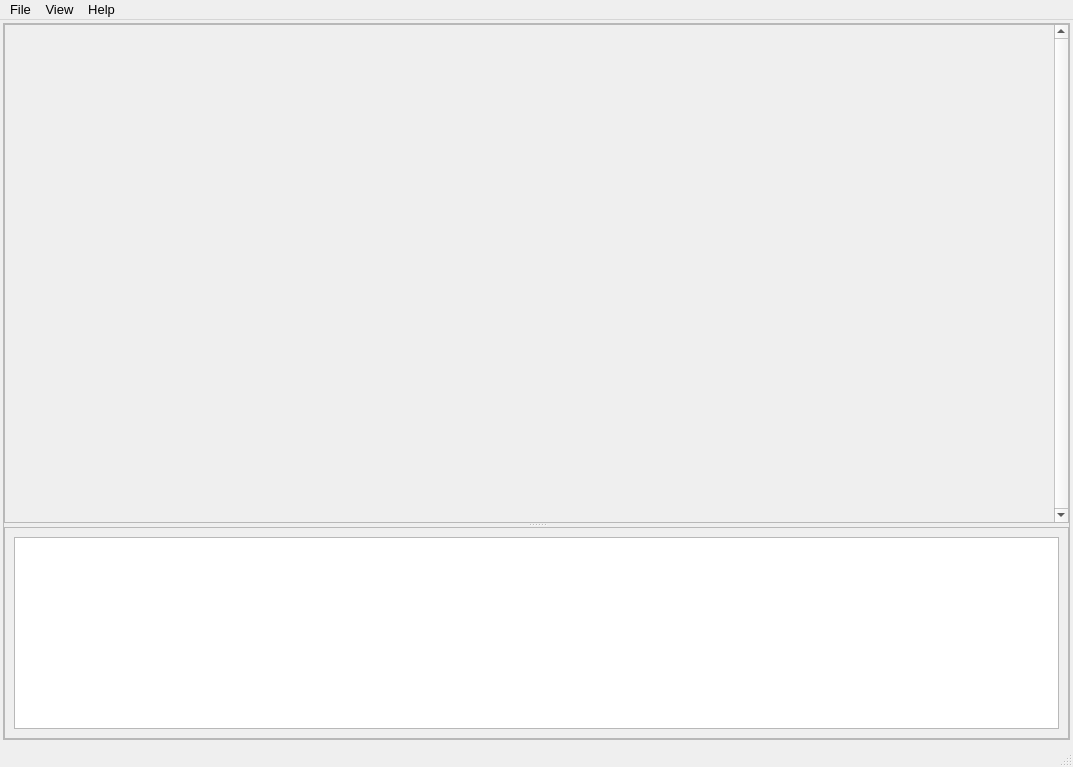
Before: the Qt Designer form LoggerPlotterPy.ui in salinsalins/LoggerPlotterPy, drawn with Qt 5.
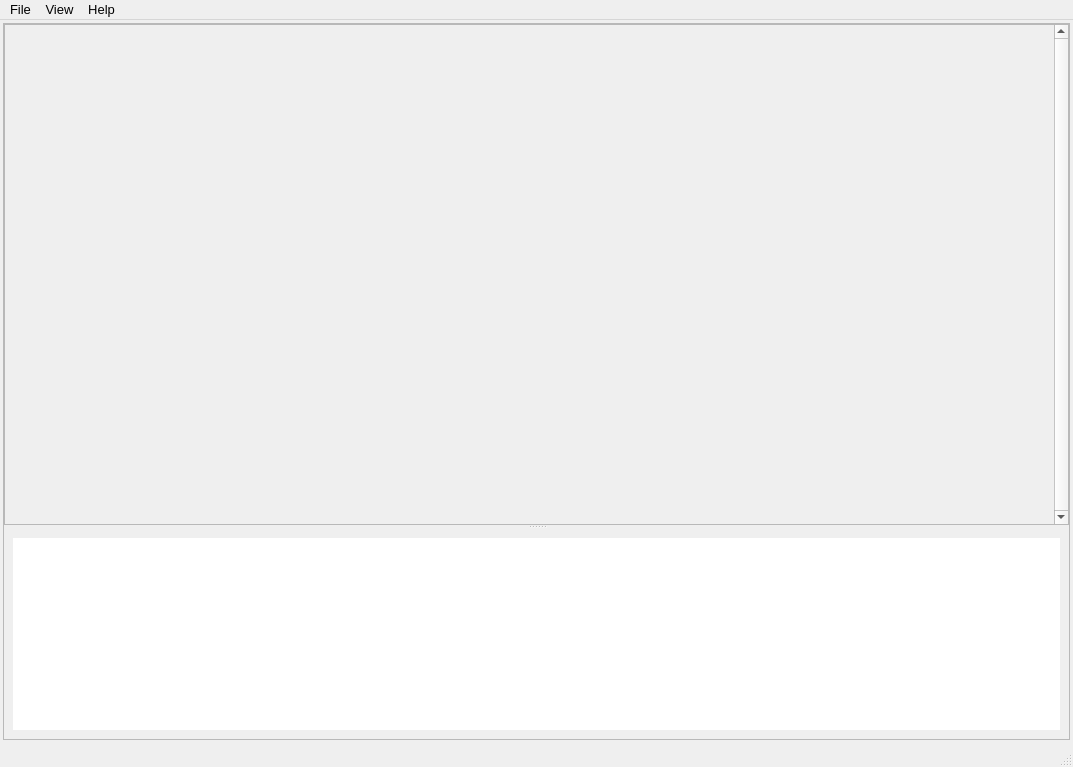
After: the same form once the commit is applied. Icons and pictures are not drawn.

Diff of the .ui file:
```diff
--- a/LoggerPlotterPy.ui
+++ b/LoggerPlotterPy.ui
@@ -156,8 +156,8 @@
                       <rect>
                        <x>0</x>
                        <y>0</y>
-                       <width>1046</width>
-                       <height>456</height>
+                       <width>1037</width>
+                       <height>466</height>
                       </rect>
                      </property>
                      <property name="sizePolicy">
@@ -192,6 +192,9 @@
                       <verstretch>0</verstretch>
                      </sizepolicy>
                     </property>
+                    <property name="frameShape">
+                     <enum>QFrame::NoFrame</enum>
+                    </property>
                     <property name="widgetResizable">
                      <bool>true</bool>
                     </property>
@@ -200,8 +203,8 @@
                       <rect>
                        <x>0</x>
                        <y>0</y>
-                       <width>1063</width>
-                       <height>210</height>
+                       <width>1065</width>
+                       <height>220</height>
                       </rect>
                      </property>
                      <property name="sizePolicy">
@@ -221,6 +224,21 @@
                         <property name="locale">
                          <locale language="English" country="UnitedStates"/>
                         </property>
+                        <property name="frameShape">
+                         <enum>QFrame::NoFrame</enum>
+                        </property>
+                        <property name="editTriggers">
+                         <set>QAbstractItemView::NoEditTriggers</set>
+                        </property>
+                        <property name="tabKeyNavigation">
+                         <bool>false</bool>
+                        </property>
+                        <property name="showDropIndicator" stdset="0">
+                         <bool>false</bool>
+                        </property>
+                        <property name="dragDropOverwriteMode">
+                         <bool>false</bool>
+                        </property>
                         <property name="alternatingRowColors">
                          <bool>true</bool>
                         </property>
@@ -230,9 +248,18 @@
                         <property name="selectionBehavior">
                          <enum>QAbstractItemView::SelectRows</enum>
                         </property>
+                        <property name="iconSize">
+                         <size>
+                          <width>35</width>
+                          <height>35</height>
+                         </size>
+                        </property>
                         <property name="wordWrap">
                          <bool>false</bool>
                         </property>
+                        <property name="cornerButtonEnabled">
+                         <bool>false</bool>
+                        </property>
                         <property name="rowCount">
                          <number>0</number>
                         </property>
@@ -246,16 +273,16 @@
                          <number>100</number>
                         </attribute>
                         <attribute name="horizontalHeaderMinimumSectionSize">
-                         <number>30</number>
+                         <number>35</number>
                         </attribute>
                         <attribute name="verticalHeaderVisible">
                          <bool>false</bool>
                         </attribute>
                         <attribute name="verticalHeaderDefaultSectionSize">
-                         <number>25</number>
+                         <number>35</number>
                         </attribute>
                         <attribute name="verticalHeaderMinimumSectionSize">
-                         <number>20</number>
+                         <number>35</number>
                         </attribute>
                        </widget>
                       </item>
```
